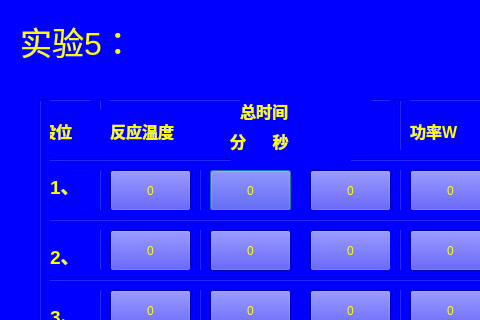
wanghao-xznu/untitled2, file setting_5.ui: the form before one commit; both pictures show x 0 to 480 and y 0 to 320 of the 800 by 480 pixel window.
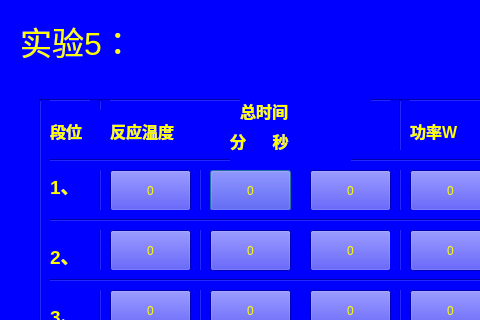
The form after the commit.

Patch:
```diff
--- a/setting_5.ui
+++ b/setting_5.ui
@@ -666,7 +666,7 @@
   <widget class="QLabel" name="label_2">
    <property name="geometry">
     <rect>
-     <x>40</x>
+     <x>50</x>
      <y>110</y>
      <width>61</width>
      <height>41</height>
```
